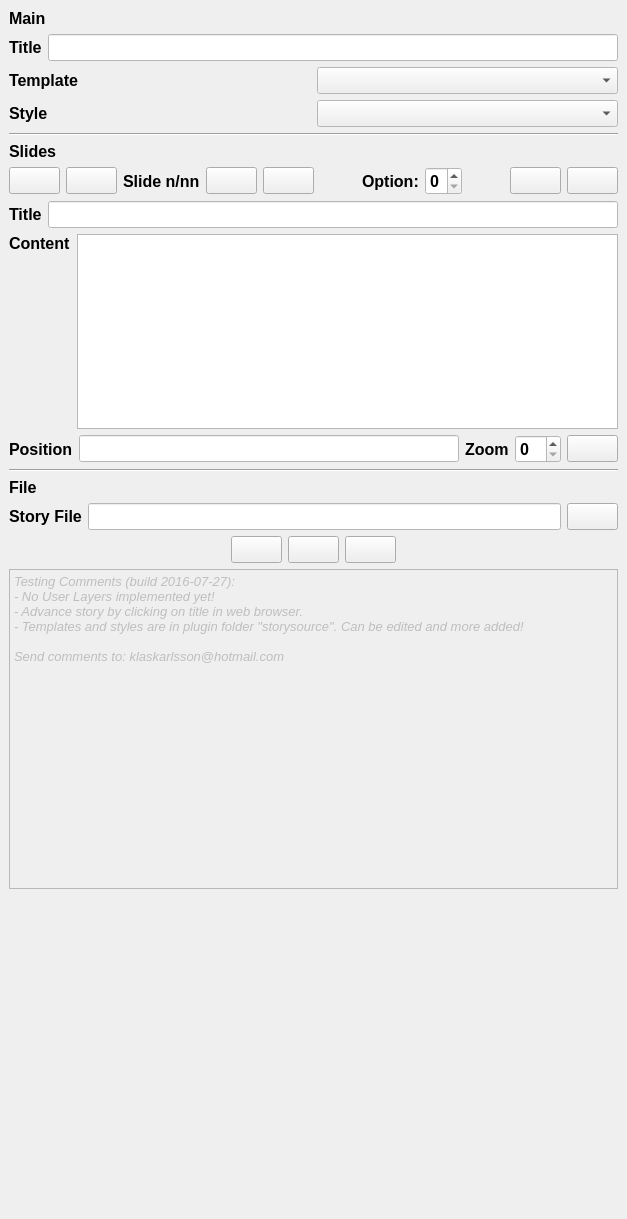
First picture: the form in story/story_dockwidget_base.ui, repository klakar/scheherazade, before the edit.
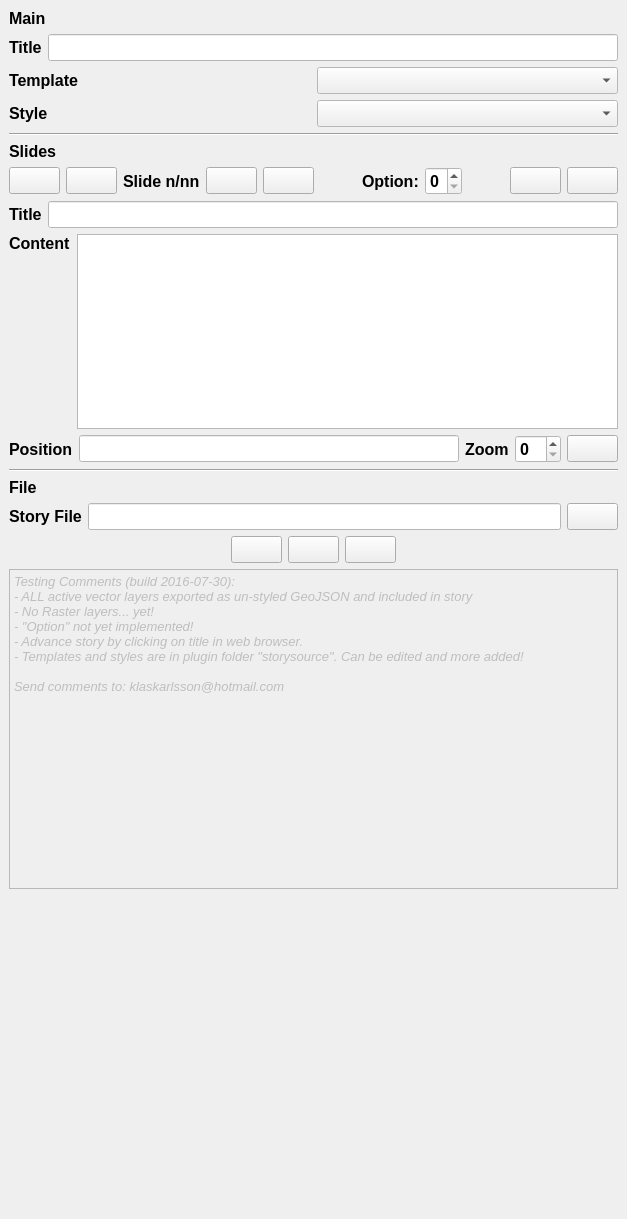
Second picture: the form after the edit. Icons and pictures are not drawn.

Commit message: Added basic vector layer support

What changed in the file:
```diff
--- a/story/story_dockwidget_base.ui
+++ b/story/story_dockwidget_base.ui
@@ -1121,8 +1121,10 @@
        </font>
       </property>
       <property name="plainText">
-       <string>Testing Comments (build 2016-07-27):
-- No User Layers implemented yet!
+       <string>Testing Comments (build 2016-07-30):
+- ALL active vector layers exported as un-styled GeoJSON and included in story
+- No Raster layers... yet!
+- &quot;Option&quot; not yet implemented!
 - Advance story by clicking on title in web browser.
 - Templates and styles are in plugin folder &quot;storysource&quot;. Can be edited and more added!
 
```
The commit also changes 10 other files.
